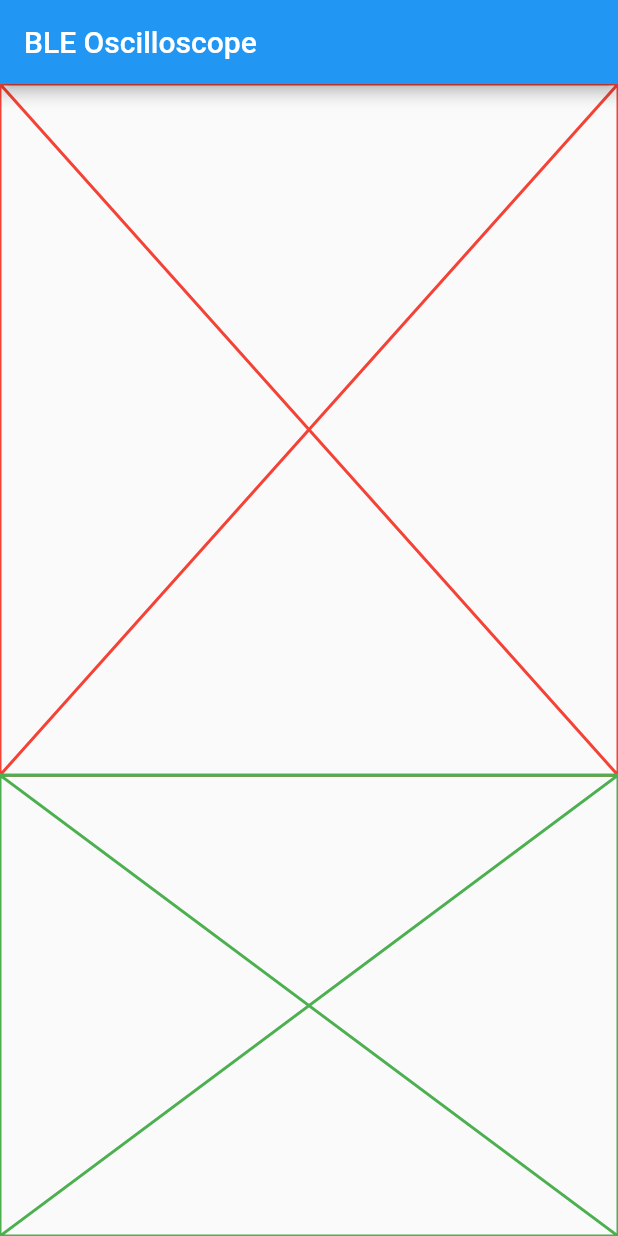
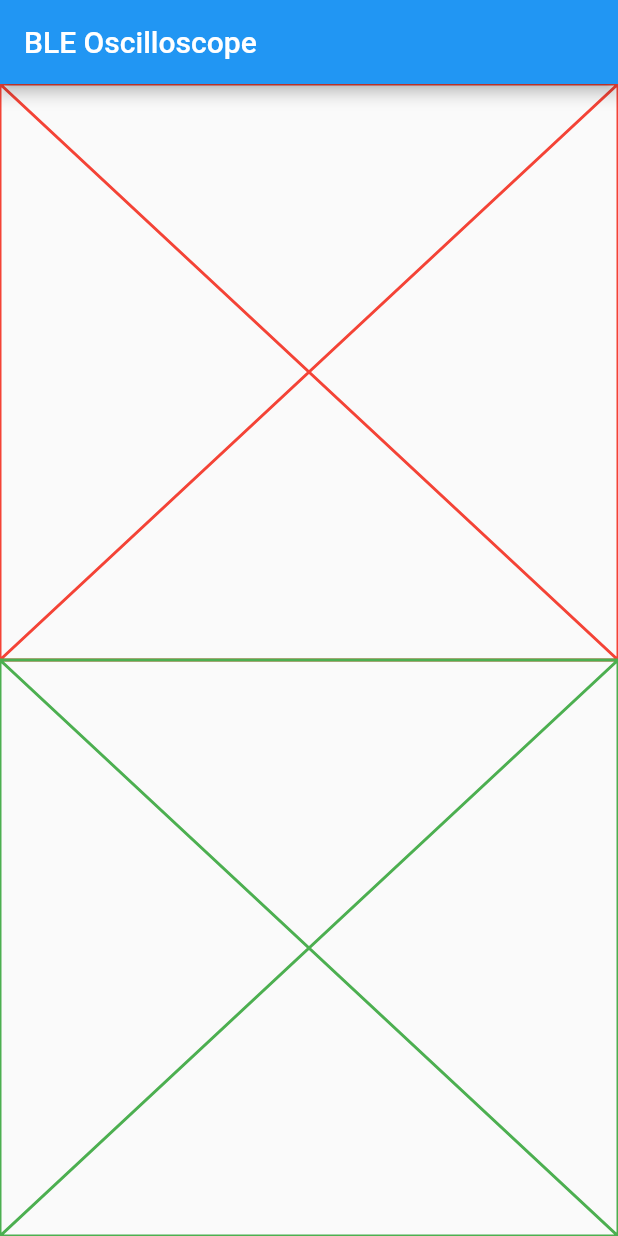
Before and after one commit to taras-rashnik/FlutterBleOscilloscope, a Flutter app: the screen it shows after launch, on a phone screen of 412 x 824 dp. Run offline on Flutter 3.47's test engine with Material 2 defaults, Android fonts, the light colour scheme and no system bars.

Commit message:
add scope and control panel widgets

```diff
--- /dev/null
+++ b/lib/control_panel_widget.dart
@@ -0,0 +1,10 @@
+import 'package:flutter/material.dart';
+
+class ControlPanelWidget extends StatelessWidget {
+  @override
+  Widget build(BuildContext context) {
+    return Placeholder(
+      color: Colors.green,
+    );
+  }
+}
--- a/lib/layout/responsive_layout.dart
+++ b/lib/layout/responsive_layout.dart
@@ -16,11 +16,11 @@ class ResponsiveLayout extends StatelessWidget {
             children: [
               Expanded(
                 child: scopeWidget,
-                flex: 3,
+                flex: 1,
               ),
               Expanded(
                 child: controlPanelWidget,
-                flex: 2,
+                flex: 1,
               )
             ],
           );
--- a/lib/main.dart
+++ b/lib/main.dart
@@ -1,3 +1,5 @@
+import 'package:ble_oscilloscope/control_panel_widget.dart';
+import 'package:ble_oscilloscope/scope_widget.dart';
 import 'package:flutter/material.dart';
 
 import 'layout/responsive_layout.dart';
@@ -27,12 +29,8 @@ class MyHomePage extends StatelessWidget {
         title: Text("BLE Oscilloscope"),
       ),
       body: ResponsiveLayout(
-        scopeWidget: Placeholder(
-          color: Colors.red,
-        ),
-        controlPanelWidget: Placeholder(
-          color: Colors.green,
-        ),
+        scopeWidget: ScopeWidget(),
+        controlPanelWidget: ControlPanelWidget(),
       ),
     );
   }
--- /dev/null
+++ b/lib/scope_widget.dart
@@ -0,0 +1,10 @@
+import 'package:flutter/material.dart';
+
+class ScopeWidget extends StatelessWidget {
+  @override
+  Widget build(BuildContext context) {
+    return Placeholder(
+      color: Colors.red,
+    );
+  }
+}
```
